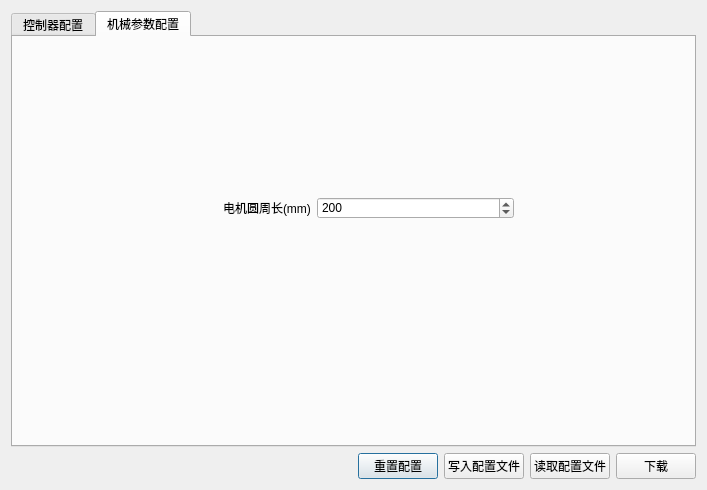
Before: the Qt Designer form src/configdialog.ui in eeyoo/step-servo-tuner, drawn with Qt 5.
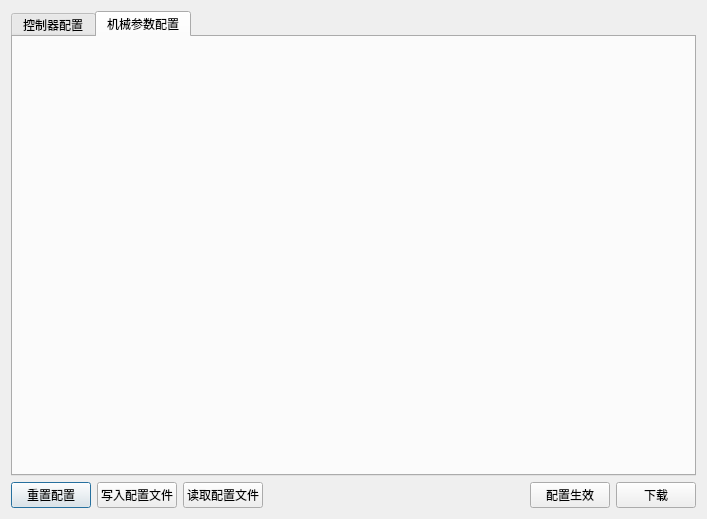
After: the same form once the commit is applied. The open tabs and pages were chosen to show the change.

Diff of the .ui file:
```diff
--- a/src/configdialog.ui
+++ b/src/configdialog.ui
@@ -7,7 +7,7 @@
     <x>0</x>
     <y>0</y>
     <width>599</width>
-    <height>429</height>
+    <height>462</height>
    </rect>
   </property>
   <property name="windowTitle">
@@ -318,6 +318,23 @@
                 </property>
                </widget>
               </item>
+              <item row="5" column="0">
+               <widget class="QLabel" name="label_10">
+                <property name="text">
+                 <string>电机圆周长(mm)</string>
+                </property>
+               </widget>
+              </item>
+              <item row="5" column="1">
+               <widget class="QSpinBox" name="circleLen">
+                <property name="maximum">
+                 <number>1000</number>
+                </property>
+                <property name="value">
+                 <number>200</number>
+                </property>
+               </widget>
+              </item>
              </layout>
             </item>
             <item>
@@ -620,40 +637,32 @@
       <attribute name="title">
        <string>机械参数配置</string>
       </attribute>
-      <widget class="QWidget" name="layoutWidget">
-       <property name="geometry">
-        <rect>
-         <x>210</x>
-         <y>160</y>
-         <width>291</width>
-         <height>22</height>
-        </rect>
-       </property>
-       <layout class="QHBoxLayout" name="horizontalLayout_13" stretch="0,1">
-        <item>
-         <widget class="QLabel" name="label_10">
-          <property name="text">
-           <string>电机圆周长(mm)</string>
-          </property>
-         </widget>
-        </item>
-        <item>
-         <widget class="QSpinBox" name="circleLen">
-          <property name="maximum">
-           <number>1000</number>
-          </property>
-          <property name="value">
-           <number>200</number>
-          </property>
-         </widget>
-        </item>
-       </layout>
-      </widget>
      </widget>
     </widget>
    </item>
    <item>
     <layout class="QHBoxLayout" name="horizontalLayout_16">
+     <item>
+      <widget class="QPushButton" name="resetBtn">
+       <property name="text">
+        <string>重置配置</string>
+       </property>
+      </widget>
+     </item>
+     <item>
+      <widget class="QPushButton" name="saveConfigBtn">
+       <property name="text">
+        <string>写入配置文件</string>
+       </property>
+      </widget>
+     </item>
+     <item>
+      <widget class="QPushButton" name="readConfigBtn">
+       <property name="text">
+        <string>读取配置文件</string>
+       </property>
+      </widget>
+     </item>
      <item>
       <spacer name="horizontalSpacer">
        <property name="orientation">
@@ -668,23 +677,9 @@
       </spacer>
      </item>
      <item>
-      <widget class="QPushButton" name="resetBtn">
+      <widget class="QPushButton" name="applyBtn">
        <property name="text">
-        <string>重置配置</string>
-       </property>
-      </widget>
-     </item>
-     <item>
-      <widget class="QPushButton" name="saveConfigBtn">
-       <property name="text">
-        <string>写入配置文件</string>
-       </property>
-      </widget>
-     </item>
-     <item>
-      <widget class="QPushButton" name="readConfigBtn">
-       <property name="text">
-        <string>读取配置文件</string>
+        <string>配置生效</string>
        </property>
       </widget>
      </item>
```
